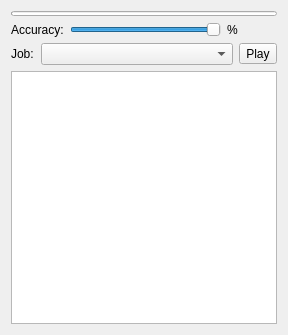
This is src/Mod/CAM/Gui/Resources/panels/TaskCAMSimulator.ui in southseact-3d/fcd as Qt 5 draws it before an edit. The edited form follows.
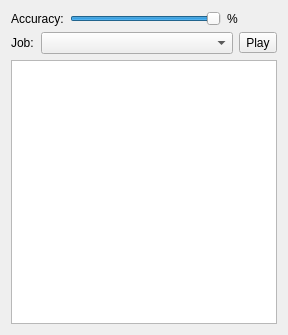
This is the edited form. Icons and pictures are not drawn.

Commit message: Cam simulator feature update (#15597)

Diff of the .ui file:
```diff
--- a/src/Mod/CAM/Gui/Resources/panels/TaskCAMSimulator.ui
+++ b/src/Mod/CAM/Gui/Resources/panels/TaskCAMSimulator.ui
@@ -14,25 +14,6 @@
    <string>Path Simulator</string>
   </property>
   <layout class="QVBoxLayout" name="verticalLayout">
-   <item>
-    <widget class="QProgressBar" name="progressBar">
-     <property name="sizePolicy">
-      <sizepolicy hsizetype="Expanding" vsizetype="Maximum">
-       <horstretch>0</horstretch>
-       <verstretch>0</verstretch>
-      </sizepolicy>
-     </property>
-     <property name="maximumSize">
-      <size>
-       <width>16777215</width>
-       <height>5</height>
-      </size>
-     </property>
-     <property name="textVisible">
-      <bool>false</bool>
-     </property>
-    </widget>
-   </item>
    <item>
     <layout class="QHBoxLayout" name="horizontalLayout_4">
      <property name="topMargin">
```
The commit also changes 39 other files.
